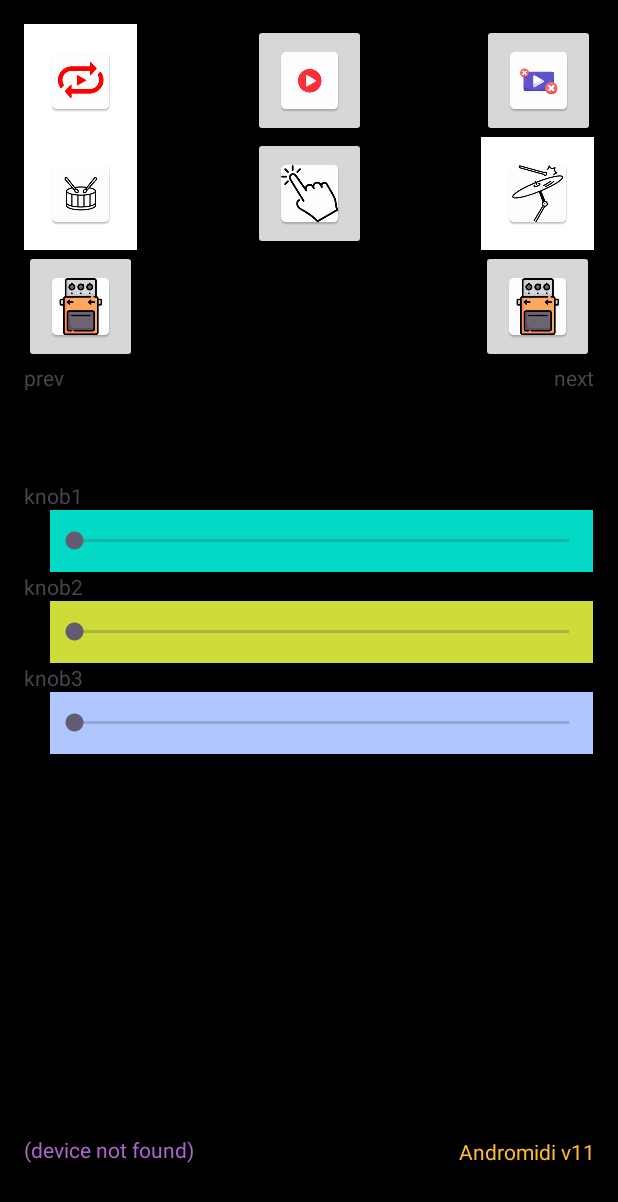
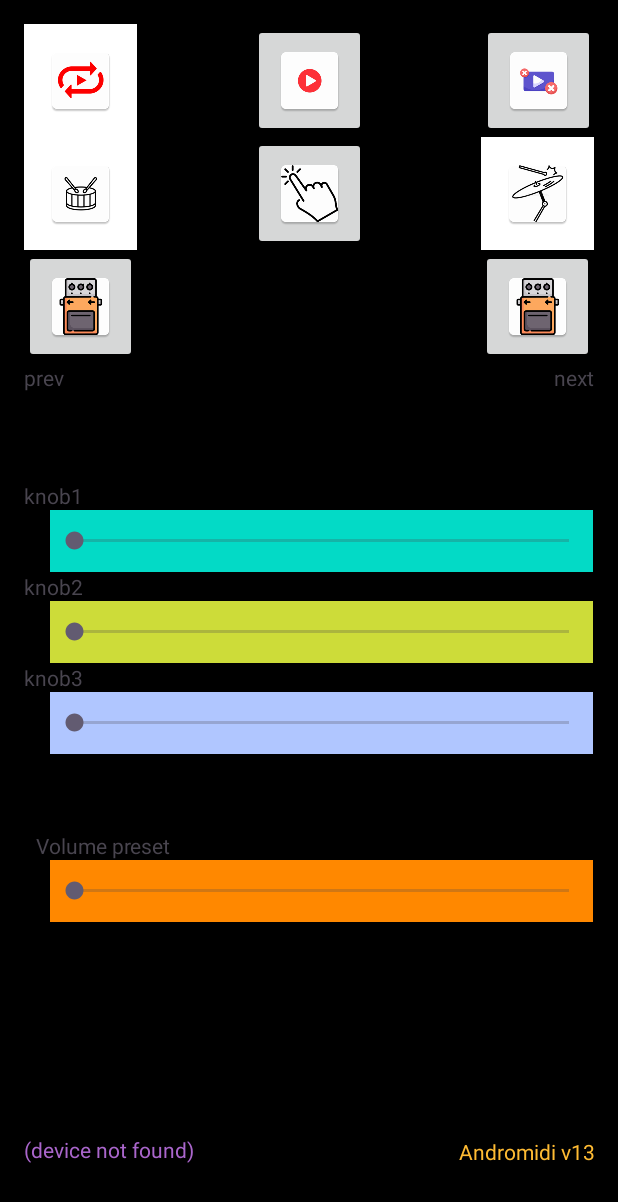
Before and after one commit to Moustov/Andromidi, an Android app: the layout activity_main.xml on its own in the app's theme, with its tools: preview values and no code run, on a phone screen of 412 x 824 dp. Shown: the top 1202 px of the screen. Run offline under Robolectric (Android 15) with nearby library versions, the phone set to English and light mode, and no system bars.

Commit message:
tap + preset volume

```diff
--- a/app/src/main/res/layout/activity_main.xml
+++ b/app/src/main/res/layout/activity_main.xml
@@ -8,6 +8,41 @@
         android:layout_height = "match_parent"
         android:background = "@color/black"
         tools:context = ".MainActivity">
+    <SeekBar
+            android:layout_width = "362dp"
+            android:layout_height = "41dp"
+            android:id = "@+id/volume_preset"
+            app:layout_constraintStart_toStartOf = "parent"
+            app:layout_constraintTop_toBottomOf = "@+id/volume_preset_tv"
+            android:layout_marginStart = "16dp"
+            android:min = "0"
+            android:max = "100"
+            android:orientation = "horizontal"
+            android:progress = "0"
+            app:layout_constraintHorizontal_bias = "0.5"
+            app:layout_constraintEnd_toEndOf = "parent"
+            android:background = "@android:color/holo_orange_dark"
+            />
+    <TextView
+            android:text = "Volume preset"
+            android:layout_width = "wrap_content"
+            android:layout_height = "wrap_content"
+            android:id = "@+id/volume_preset_tv"
+            app:layout_constraintTop_toBottomOf = "@+id/divider2"
+            app:layout_constraintStart_toStartOf = "parent"
+            android:layout_marginStart = "24dp"/>
+
+    <View
+            android:id = "@+id/divider2"
+            android:layout_width = "364dp"
+            android:layout_height = "51dp"
+            android:background = "?android:attr/listDivider"
+            app:layout_constraintTop_toBottomOf = "@+id/seekBar3"
+            android:layout_marginHorizontal = "@dimen/cardview_compat_inset_shadow"
+            app:layout_constraintStart_toStartOf = "parent"
+            app:layout_constraintHorizontal_bias = "0.489"
+            app:layout_constraintEnd_toEndOf = "parent"
+            />
     <TextView
             android:layout_width = "168dp"
             android:layout_height = "42dp"
@@ -23,7 +58,7 @@
     <TextView
             android:layout_width = "166dp"
             android:layout_height = "29dp"
-            android:text = "Andromidi v11"
+            android:text = "Andromidi v13"
             android:textAlignment = "textEnd"
             android:id = "@+id/andromidi_version_txtvw"
             app:layout_constraintBottom_toBottomOf = "parent"
```
Also changed, not shown: app/src/main/java/com/pantesting/andromidi/MainActivity.java (+29 -7 lines), app/src/main/java/com/pantesting/andromidi/MatriboxIIPro.java (+13 -0 lines).
